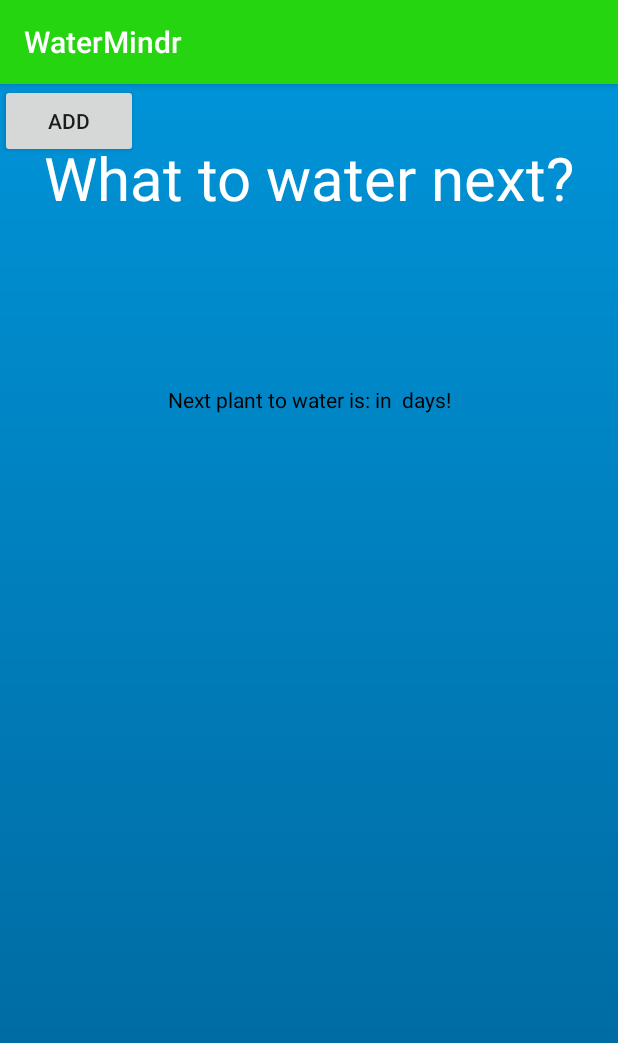
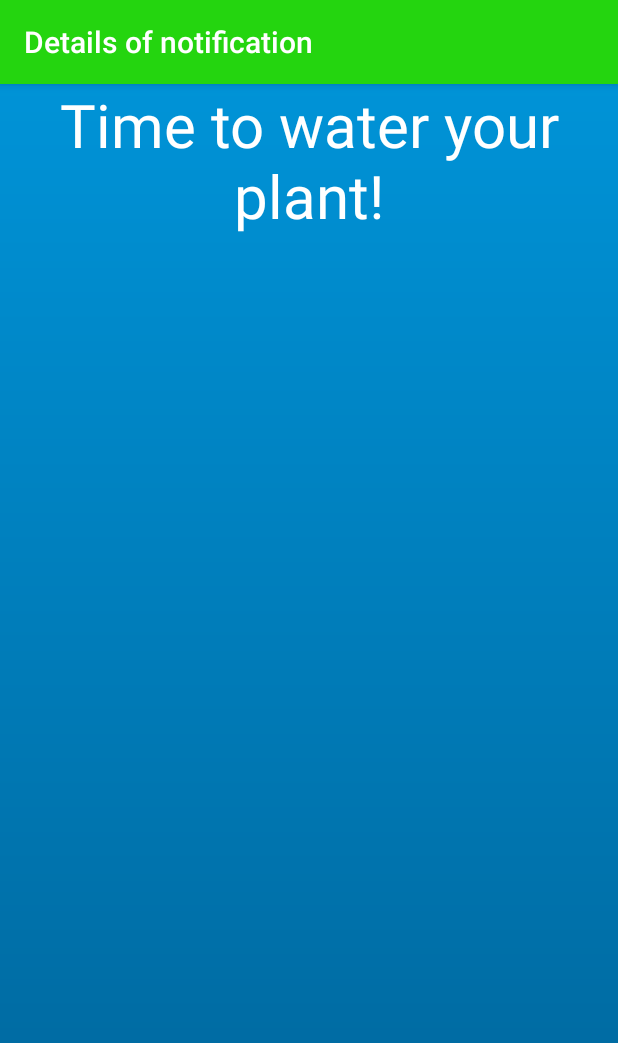
Before and after one commit to libbyjenn97/WaterMindr, an Android app: the screen it shows after launch (WaterPlantActivity before the commit, NotificationView after it), after a tap on "WATER ME", on a phone screen of 412 x 824 dp. Shown: the top 1043 px of the screen. Run offline under Robolectric (Android 15) with nearby library versions, the phone set to English and light mode, and no system bars; 4 statements that could not run were skipped.

Commit message:
Scheduled notifications for  everyday, once a week or every second day. Delete my plant function added Final functionalities on my end complete

```diff
--- a/app/src/main/AndroidManifest.xml
+++ b/app/src/main/AndroidManifest.xml
@@ -5,6 +5,8 @@
     <!-- Permission to start Alarm on device reboot -->
     <uses-permission android:name="android.permission.RECEIVE_BOOT_COMPLETED"/>
     <uses-permission android:name="android.permission.INTERNET" />
+    <!-- permission required to use Alarm Manager -->
+    <uses-permission android:name="com.android.alarm.permission.SET_ALARM"/>
     <application
         android:allowBackup="true"
         android:icon="@mipmap/ic_launcher"
--- a/app/src/main/java/com/example/libbyalicia/watermindr/AddPlantActivity.java
+++ b/app/src/main/java/com/example/libbyalicia/watermindr/AddPlantActivity.java
@@ -25,6 +25,7 @@ public class AddPlantActivity extends AppCompatActivity {
 
     private GridView gridView;
     public List<PlantGuide> plantGuideList = new ArrayList<PlantGuide>(); //initialise goals list
+    public PlantGuideAdaptor adapter;
 
     @Override
     protected void onCreate(Bundle savedInstanceState) {
@@ -47,11 +48,10 @@ public class AddPlantActivity extends AppCompatActivity {
 
         }
 
-
         gridView = (GridView) findViewById(R.id.gridView1);
 
 
-        final PlantGuideAdaptor adapter = new PlantGuideAdaptor(this, plantGuideList);
+        adapter = new PlantGuideAdaptor(this, plantGuideList);
         gridView.setAdapter(adapter);
 
         /*gridView.setOnItemClickListener(new OnItemClickListener() {
--- a/app/src/main/java/com/example/libbyalicia/watermindr/AlarmReceiver.java
+++ b/app/src/main/java/com/example/libbyalicia/watermindr/AlarmReceiver.java
@@ -50,6 +50,7 @@ public class AlarmReceiver extends BroadcastReceiver {
 
         PlantsToWaterDBHandler dbHandler = new PlantsToWaterDBHandler(context, null, null, 1);
         dbHandler.addPlant(thePlant);
+        Log.d("Plant name", thePlant.getName());
     }
 
 
@@ -61,7 +62,7 @@ public class AlarmReceiver extends BroadcastReceiver {
         // For our recurring task, we'll just display a message
         Toast.makeText(context, "Water Me!", Toast.LENGTH_SHORT).show();
         this.createNotification(context);
-        //((ViewMyPlantsActivity)context).
-        //this.addPlantToWater(context, thisPlant);
+        PlantsToWater plantName = MyPlantsAdaptor.getPlantName();
+        this.addPlantToWater(context, plantName);
     }
 }
--- a/app/src/main/java/com/example/libbyalicia/watermindr/MainActivity.java
+++ b/app/src/main/java/com/example/libbyalicia/watermindr/MainActivity.java
@@ -29,7 +29,8 @@ public class MainActivity extends AppCompatActivity {
         waterMeBtn.setOnClickListener(new View.OnClickListener() {
             public void onClick(View arg0) {
 
-                Intent myIntent = new Intent(MainActivity.this, WaterPlantActivity.class);
+                //Intent myIntent = new Intent(MainActivity.this, WaterPlantActivity.class);
+                Intent myIntent = new Intent(MainActivity.this, NotificationView.class);
                 startActivity(myIntent); //start
             }
         });
@@ -82,9 +83,8 @@ public class MainActivity extends AppCompatActivity {
         Log.d("Insert: ", "Inserting ..");
 
         //Watering frequency: 1, 3, 5 & 7
-        //1 = every saturday
-        //3 = every mon, tues, weds
-        //5 = every weekday
+        //1 = once a week
+        //3 = every second day
         //7 = everyday
         dbHandler.addPlantGuide(new PlantGuide("Broccoli", 3, "Autumn"));
         dbHandler.addPlantGuide(new PlantGuide("Cabbage", 1, "Spring"));
@@ -95,7 +95,7 @@ public class MainActivity extends AppCompatActivity {
         dbHandler.addPlantGuide(new PlantGuide("Lettuce", 7, "Winter"));
         dbHandler.addPlantGuide(new PlantGuide("Peas", 1, "Summer"));
         dbHandler.addPlantGuide(new PlantGuide("Red Onion", 7, "Winter"));
-        dbHandler.addPlantGuide(new PlantGuide("Rose", 5, "Summer"));
+        dbHandler.addPlantGuide(new PlantGuide("Rose", 3, "Summer"));
         dbHandler.addPlantGuide(new PlantGuide("Sun Flower", 7, "Summer"));
         dbHandler.addPlantGuide(new PlantGuide("Tomatoes", 3, "Spring"));
         dbHandler.addPlantGuide(new PlantGuide("Tulip", 7, "Spring"));
--- a/app/src/main/java/com/example/libbyalicia/watermindr/NotificationView.java
+++ b/app/src/main/java/com/example/libbyalicia/watermindr/NotificationView.java
@@ -1,5 +1,7 @@
 package com.example.libbyalicia.watermindr;
 
+import android.app.AlertDialog;
+import android.content.DialogInterface;
 import android.os.Bundle;
 import android.support.v7.app.AppCompatActivity;
 import android.support.v7.widget.Toolbar;
@@ -28,14 +30,42 @@ public class NotificationView extends AppCompatActivity {
     TextView plantTextView;
     CheckBox checkBox1;
     public List<PlantsToWater> toWater = new ArrayList<PlantsToWater>(); //initialise goals list
+    PlantsToWaterAdaptor adapter;
 
     @Override
     protected void onCreate(Bundle savedInstanceState) {
         super.onCreate(savedInstanceState);
 
         toWater.clear(); //clear goal list just in case
-        //deleteAll(); //delete all goals if neccessary for testing purposes
+
+        PlantsToWaterDBHandler dbHandler = new PlantsToWaterDBHandler(this, null, null, 1);
+        //dbHandler.deleteAllPlants();
         showGoals(); //show goals from database
+
+        if(toWater.isEmpty()){
+
+            AlertDialog.Builder alertDialogBuilder = new AlertDialog.Builder(this);
+
+            // set title
+            alertDialogBuilder.setTitle("Well Done!");
+
+            // set dialog message
+            alertDialogBuilder
+                    .setMessage("Looks like you've watered all of your plants for the week! " +
+                            "Keep it Up!")
+                    .setCancelable(false)
+                    .setPositiveButton("OK",new DialogInterface.OnClickListener() {
+                        public void onClick(DialogInterface dialog,int id) {
+
+                        }
+                    });
+
+            // create alert dialog
+            AlertDialog alertDialog = alertDialogBuilder.create();
+
+            // show it
+            alertDialog.show();
+        }
 
         setContentView(R.layout.notification);
 
@@ -50,7 +80,7 @@ public class NotificationView extends AppCompatActivity {
         goalsList.add(new Goals("burger", 1));
         goalsList.add(new Goals("sausage", 1));*/
 
-        final PlantsToWaterAdaptor adapter = new PlantsToWaterAdaptor(this, toWater);
+        adapter = new PlantsToWaterAdaptor(this, toWater);
         lv.setAdapter(adapter);
     }
 
@@ -61,5 +91,7 @@ public class NotificationView extends AppCompatActivity {
         toWater = dbHandler.findPlants(); //add the foudn goals to a local array list
     }
 
-
+    public void updateAdaptor(){
+        adapter.notifyDataSetChanged();
+    }
 }
--- a/app/src/main/java/com/example/libbyalicia/watermindr/PlantsToWaterDBHandler.java
+++ b/app/src/main/java/com/example/libbyalicia/watermindr/PlantsToWaterDBHandler.java
@@ -38,7 +38,7 @@ class PlantsToWaterDBHandler extends SQLiteOpenHelper {
         String CREATE_PRODUCTS_TABLE = "CREATE TABLE " +
                 TABLE_PLANTS_TO_WATER + "("
                 + COLUMN_ID + " INTEGER PRIMARY KEY," + COLUMN_NAME
-                + " TEXT," + ")";
+                + " TEXT" + ")";
         db.execSQL(CREATE_PRODUCTS_TABLE);
     }
 
--- a/app/src/main/res/layout/my_plants_row.xml
+++ b/app/src/main/res/layout/my_plants_row.xml
@@ -18,7 +18,7 @@
         android:id="@+id/WaterFrequencyTV"
         android:layout_width="wrap_content"
         android:layout_height="wrap_content"
-        android:text="Watering Frequency: Every"
+        android:text="Watering Frequency: "
         android:textAppearance="@style/TextAppearance.AppCompat.Headline" />
     <TextView
         android:id="@+id/OptimalSeasonTV"
@@ -33,7 +33,7 @@
         android:orientation="horizontal">
 
         <Button
-            android:id="@+id/button"
+            android:id="@+id/deletePlantBtn"
             android:layout_width="wrap_content"
             android:layout_height="wrap_content"
             android:layout_weight="1"
--- a/app/src/main/res/layout/notification.xml
+++ b/app/src/main/res/layout/notification.xml
@@ -13,4 +13,10 @@
         android:gravity="center"
         android:textColor="@color/ColorTitle"
         android:textSize="@dimen/title"/>
+
+    <ListView
+        android:id="@+id/listView1"
+        style="@style/Widget.AppCompat.ListView.DropDown"
+        android:layout_width="match_parent"
+        android:layout_height="wrap_content" />
 </LinearLayout>
--- a/app/src/main/res/layout/row.xml
+++ b/app/src/main/res/layout/row.xml
@@ -18,7 +18,7 @@
         android:id="@+id/WaterFrequencyTV"
         android:layout_width="wrap_content"
         android:layout_height="wrap_content"
-        android:text="Watering Frequency: Every"
+        android:text="Watering Frequency: "
         android:textAppearance="@style/TextAppearance.AppCompat.Headline" />
     <TextView
         android:id="@+id/OptimalSeasonTV"
```
Also changed, not shown: app/src/main/java/com/example/libbyalicia/watermindr/MyPlantsAdaptor.java (+68 -21 lines), app/src/main/java/com/example/libbyalicia/watermindr/PlantGuideAdaptor.java (+3 -8 lines), app/src/main/java/com/example/libbyalicia/watermindr/PlantsToWaterAdaptor.java (+15 -17 lines), app/src/main/java/com/example/libbyalicia/watermindr/ViewMyPlantsActivity.java (+106 -31 lines).
